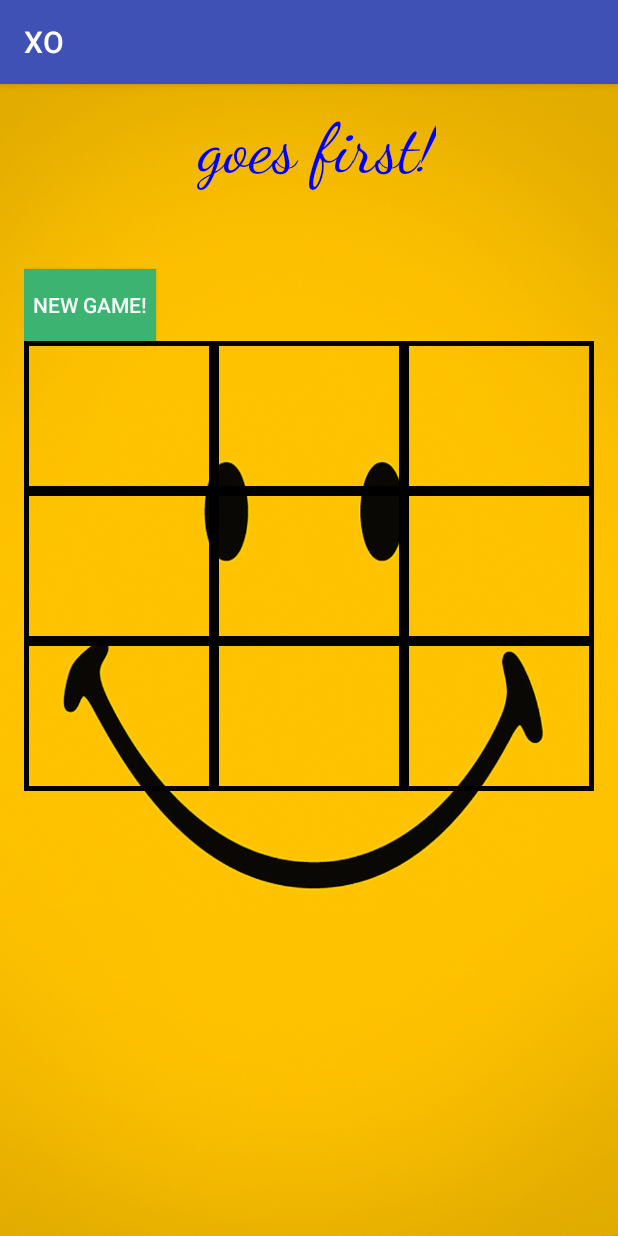
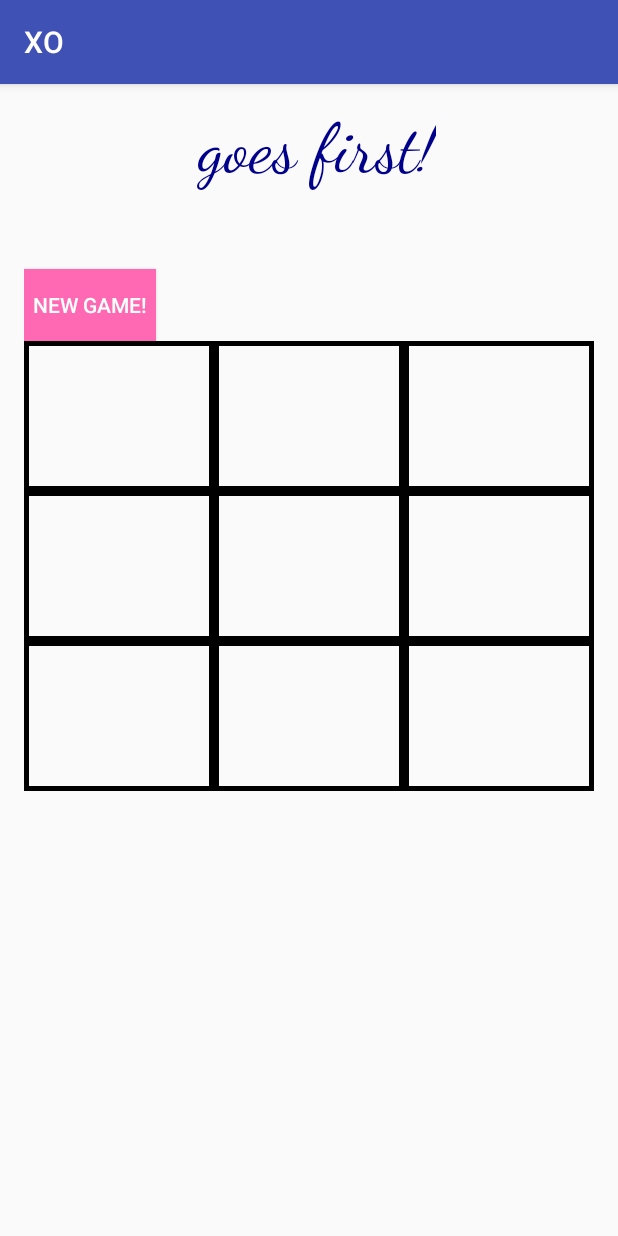
Before and after one commit to aharshbe/TicTacToeRev2, an Android app: the screen it shows after launch (GameActivity), after a tap on "START PLAYING!", on a phone screen of 412 x 824 dp. Run offline under Robolectric (Android 15) with nearby library versions, the phone set to English and light mode, and no system bars.

Commit message:
Fixing the smiley

```diff
--- a/TicTacToe/app/src/main/res/layout/activity_game.xml
+++ b/TicTacToe/app/src/main/res/layout/activity_game.xml
@@ -8,8 +8,7 @@
     android:paddingLeft="@dimen/activity_horizontal_margin"
     android:paddingRight="@dimen/activity_horizontal_margin"
     android:paddingTop="@dimen/activity_vertical_margin"
-    tools:context="ly.generalassemb.drewmahrt.tictactoe.GameActivity"
-    android:background="@drawable/smile">
+    tools:context="ly.generalassemb.drewmahrt.tictactoe.GameActivity">
 
     <TextView
         android:id="@+id/game_message_text"
@@ -20,7 +19,7 @@
         android:fontFamily="cursive"
         android:text="Player One&apos;s Turn"
         android:textSize="45sp"
-        android:textColor="#0000FF"/>
+        android:textColor="#00008B"/>
 
     <GridLayout
         android:id="@+id/gridLayout"
@@ -158,6 +157,6 @@
         android:layout_alignParentStart="true"
         android:onClick="newGameClick"
         android:text="New Game!"
-        android:background="#3CB371"
+        android:background="#FF69B4"
         android:textColor="#F5FFFA"/>
 </RelativeLayout>
```
Also changed, not shown: TicTacToe/app/src/main/res/layout/activity_main.xml (+8 -8 lines).
